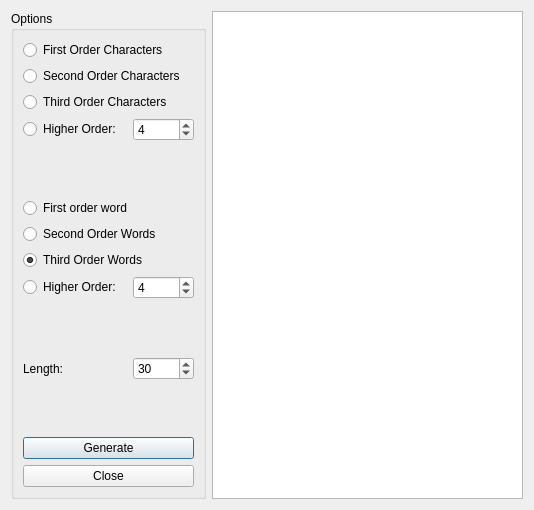
This is randomtextgenerator.ui in svn2github/texstudio-trunk as Qt 5 draws it before an edit. The edited form follows.
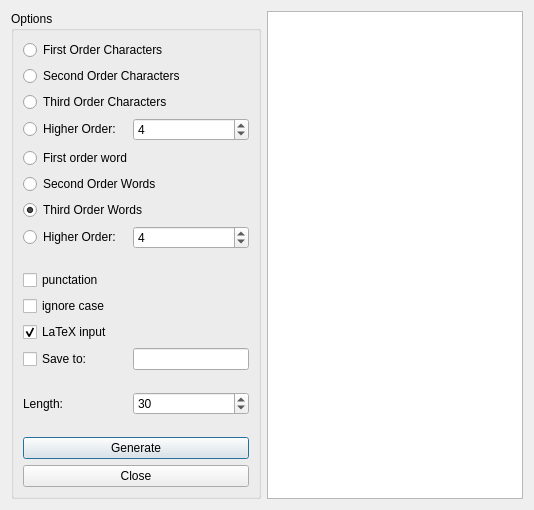
This is the edited form.

Commit message: more options for random text generation

The edit to the form file:
```diff
--- a/randomtextgenerator.ui
+++ b/randomtextgenerator.ui
@@ -46,7 +46,7 @@
         </property>
        </widget>
       </item>
-      <item row="15" column="0" colspan="3" >
+      <item row="18" column="0" colspan="3">
        <spacer>
         <property name="orientation" >
          <enum>Qt::Vertical</enum>
@@ -59,14 +59,14 @@
         </property>
        </spacer>
       </item>
-      <item row="16" column="0" >
-       <widget class="QLabel" name="label" >
-        <property name="text" >
+      <item row="19" column="0">
+       <widget class="QLabel" name="label">
+        <property name="text">
          <string>Length:</string>
         </property>
        </widget>
       </item>
-      <item row="18" column="0" colspan="3" >
+      <item row="21" column="0" colspan="3">
        <spacer>
         <property name="orientation" >
          <enum>Qt::Vertical</enum>
@@ -79,23 +79,23 @@
         </property>
        </spacer>
       </item>
-      <item row="19" column="0" colspan="3" >
-       <widget class="QPushButton" name="generateButton" >
-        <property name="text" >
+      <item row="22" column="0" colspan="3">
+       <widget class="QPushButton" name="generateButton">
+        <property name="text">
          <string>Generate</string>
         </property>
        </widget>
       </item>
-      <item row="20" column="0" colspan="3" >
-       <widget class="QPushButton" name="closeButton" >
-        <property name="text" >
+      <item row="23" column="0" colspan="3">
+       <widget class="QPushButton" name="closeButton">
+        <property name="text">
          <string>Close</string>
         </property>
        </widget>
       </item>
-      <item row="16" column="2" >
-       <widget class="QSpinBox" name="lengthSpinBox" >
-        <property name="maximum" >
+      <item row="19" column="2">
+       <widget class="QSpinBox" name="lengthSpinBox">
+        <property name="maximum">
          <number>10000</number>
         </property>
         <property name="value" >
@@ -171,6 +171,53 @@
         </property>
        </spacer>
       </item>
+      <item row="15" column="0" colspan="3">
+       <widget class="QCheckBox" name="upperCaseCheckBox">
+        <property name="text">
+         <string>ignore case</string>
+        </property>
+       </widget>
+      </item>
+      <item row="9" column="0" colspan="3">
+       <spacer name="verticalSpacer">
+        <property name="orientation">
+         <enum>Qt::Vertical</enum>
+        </property>
+        <property name="sizeHint" stdset="0">
+         <size>
+          <width>20</width>
+          <height>40</height>
+         </size>
+        </property>
+       </spacer>
+      </item>
+      <item row="10" column="0" colspan="3">
+       <widget class="QCheckBox" name="punctationCheckBox">
+        <property name="text">
+         <string>punctation</string>
+        </property>
+       </widget>
+      </item>
+      <item row="16" column="0" colspan="3">
+       <widget class="QCheckBox" name="latexInput">
+        <property name="text">
+         <string>LaTeX input</string>
+        </property>
+        <property name="checked">
+         <bool>true</bool>
+        </property>
+       </widget>
+      </item>
+      <item row="17" column="0">
+       <widget class="QCheckBox" name="exportCheckBox">
+        <property name="text">
+         <string>Save to:</string>
+        </property>
+       </widget>
+      </item>
+      <item row="17" column="2">
+       <widget class="QLineEdit" name="exportFileNameLineEdit"/>
+      </item>
      </layout>
     </widget>
    </item>
```
Left out of the diff: 107 changed lines with no effect on the pictures. The commit also changes 2 other files.
